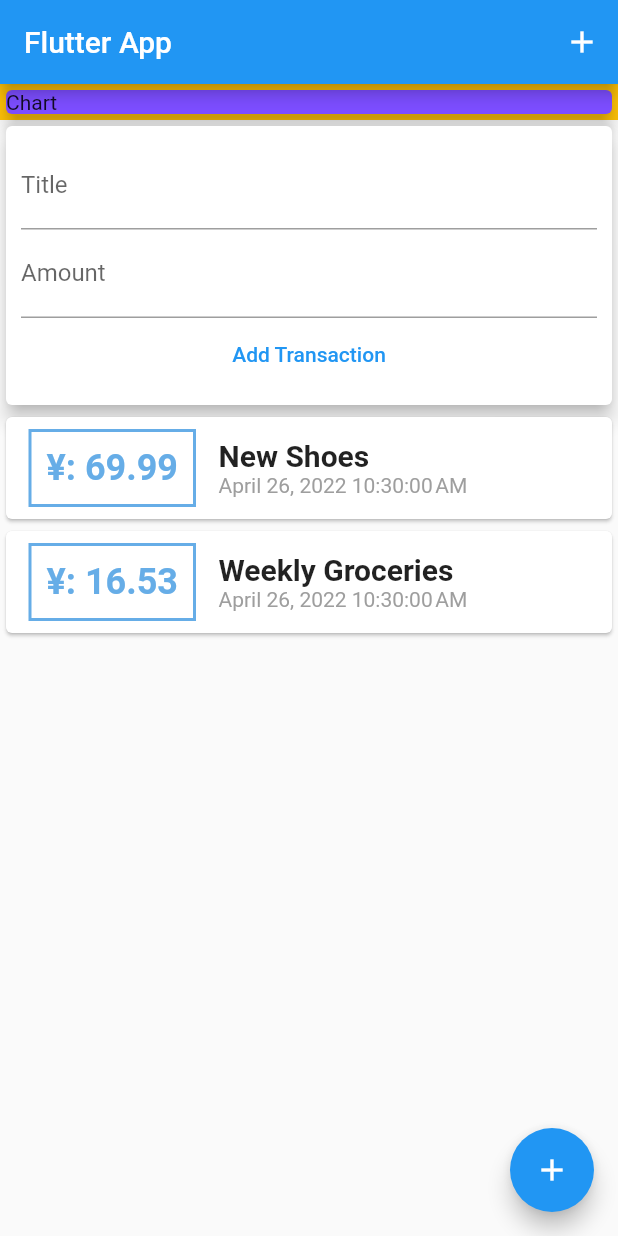
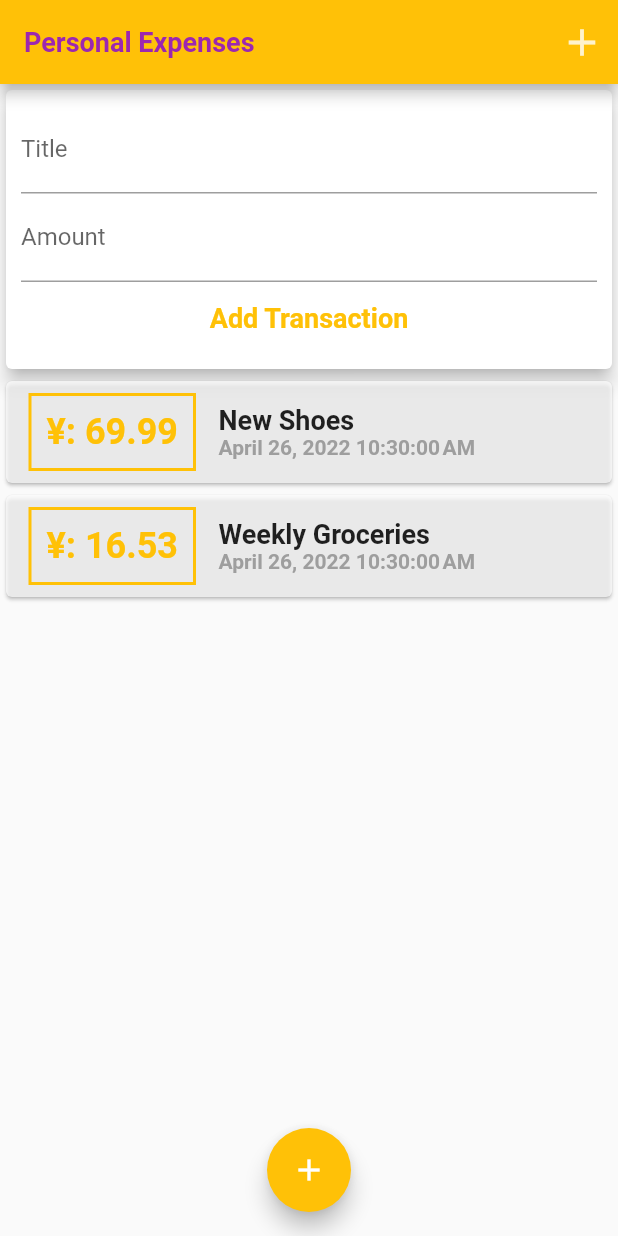
Before and after one commit to MertOzerdem/personal_expense_flutter, a Flutter app: the screen it shows after launch, on a phone screen of 412 x 824 dp. Run offline on Flutter 3.47's test engine with Material 2 defaults, Android fonts, the phone set to English and light mode, and no system bars; Roboto replaces fonts that are missing (OpenSans, Quicksand).

Commit message:
theme added

```diff
--- a/lib/main.dart
+++ b/lib/main.dart
@@ -12,7 +12,52 @@
   Widget build(BuildContext context) {
     return MaterialApp(
       debugShowCheckedModeBanner: false,
-      title: 'Flutter App',
+      title: 'Personal Expenses',
+      theme: ThemeData(
+        fontFamily: 'Quicksand',
+        colorScheme: ColorScheme.fromSwatch(primarySwatch: Colors.amber, cardColor: Colors.white70)
+            .copyWith(secondary: Colors.purple),
+        // iconTheme: const IconThemeData(
+        //   color: Colors.white,
+        //   opacity: 0.5,
+        // ),
+        textTheme: const TextTheme(
+          bodyText2: TextStyle(
+              fontFamily: 'OpenSans',
+              fontWeight: FontWeight.bold,
+              fontSize: 18.0,
+              color: Colors.black87),
+          headline6: TextStyle(
+              fontFamily: 'OpenSans',
+              fontWeight: FontWeight.bold,
+              fontSize: 18.0,
+              color: Colors.red),
+          button: TextStyle(
+              fontFamily: 'OpenSans',
+              fontWeight: FontWeight.bold,
+              fontSize: 18.0,
+              color: Colors.purpleAccent),
+        ),
+        appBarTheme: AppBarTheme(
+          iconTheme: const IconThemeData(color: Colors.white, opacity: 0.8, size: 30),
+          toolbarTextStyle: const TextTheme(
+            headline6: TextStyle(
+              fontFamily: 'OpenSans',
+              fontWeight: FontWeight.bold,
+              fontSize: 18.0,
+              color: Colors.red,
+            ),
+          ).bodyText2,
+          titleTextStyle: const TextTheme(
+            headline6: TextStyle(
+              fontFamily: 'OpenSans',
+              fontWeight: FontWeight.bold,
+              fontSize: 18.0,
+              color: Colors.purple,
+            ),
+          ).headline6,
+        ),
+      ),
       home: MyHomePage(),
     );
   }
@@ -42,32 +87,36 @@
   Widget build(BuildContext context) {
     return Scaffold(
         appBar: AppBar(
-        title: const Text('Flutter App'),
+          title: const Text('Personal Expenses'),
           actions: <Widget>[
-          IconButton(icon: Icon(Icons.add), onPressed: () {}),
+            IconButton(
+                icon: Icon(Icons.add, color: Theme.of(context).appBarTheme.iconTheme?.color),
+                onPressed: () {}),
           ],
         ),
         body: SingleChildScrollView(
           child: Column(
               mainAxisAlignment: MainAxisAlignment.start,
               crossAxisAlignment: CrossAxisAlignment.start,
-            children: <Widget>[
-              Container(
-                color: Colors.amber,
-                width: double.infinity,
-                child: const Card(
-                  color: Colors.deepPurpleAccent,
-                  elevation: 5,
-                  child: Text('Chart'),
-                ),
-              ),
-              const UserTransactions(),
+              children: const <Widget>[
+                // Container(
+                //   color: Colors.amber,
+                //   width: double.infinity,
+                //   child: const Card(
+                //     color: Colors.deepPurpleAccent,
+                //     elevation: 5,
+                //     child: Text('Chart'),
+                //   ),
+                // ),
+                UserTransactions(),
               ]),
         ),
         floatingActionButton: FloatingActionButton(
-        child: const Icon(Icons.add),
+          child: Icon(Icons.add, color: Theme.of(context).appBarTheme.iconTheme?.color),
+          backgroundColor: Theme.of(context).colorScheme.primary,
+          tooltip: "press to add new transaction",
           onPressed: () {},
         ),
-    );
+        floatingActionButtonLocation: FloatingActionButtonLocation.centerFloat);
   }
 }
--- a/lib/widgets/transaction_list.dart
+++ b/lib/widgets/transaction_list.dart
@@ -15,27 +15,30 @@ class TransactionList extends StatelessWidget {
       child: ListView.builder(
         itemBuilder: (ctx, index) {
           return Card(
+            color: Theme.of(context).colorScheme.surface,
             child: Row(
               children: <Widget>[
                 Container(
                   margin: const EdgeInsets.symmetric(vertical: 8.0, horizontal: 15.0),
                   decoration: BoxDecoration(
                       border: Border.all(
-                          color: const Color.fromARGB(255, 102, 173, 231),
+                          // color: const Color.fromARGB(255, 102, 173, 231),
+                          color: Theme.of(context).colorScheme.primary,
                           width: 2.0,
                           style: BorderStyle.solid)),
                   padding: const EdgeInsets.all(10),
                   child: Text('¥: ${transactions[index].amount.toStringAsFixed(2)}',
-                      style: const TextStyle(
-                          fontSize: 24,
-                          fontWeight: FontWeight.bold,
-                          color: Color.fromARGB(255, 102, 173, 231))),
+                      style: TextStyle(
+                        fontSize: 24,
+                        fontWeight: FontWeight.bold,
+                        color: Theme.of(context).colorScheme.primary,
+                        // color: Color.fromARGB(255, 102, 173, 231)
+                      )),
                 ),
                 Column(
                   crossAxisAlignment: CrossAxisAlignment.start,
                   children: <Widget>[
-                    Text(transactions[index].title,
-                        style: const TextStyle(fontSize: 20, fontWeight: FontWeight.bold)),
+                    Text(transactions[index].title, style: Theme.of(context).textTheme.bodyText2),
                     Text(DateFormat().format(transactions[index].date),
                         style: const TextStyle(fontSize: 14, color: Colors.grey)),
                   ],
```
Lines whose indentation alone changed are shown as unchanged.
